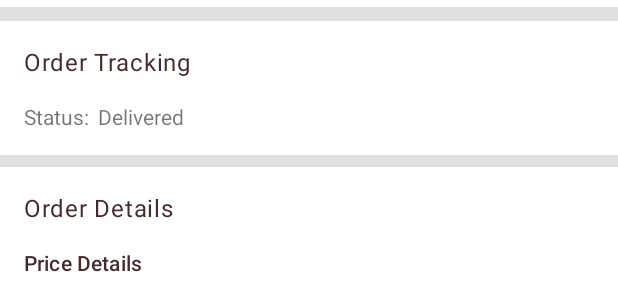
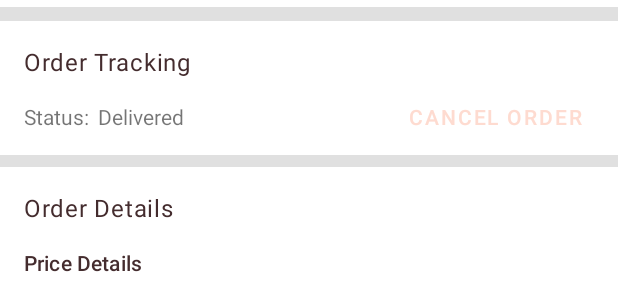
Before and after one commit to zaidyahya/NewApp, an Android app: the layout fragment_order_details.xml on its own in the app's theme, with its tools: preview values and no code run, on a phone screen of 412 x 824 dp. Shown: the part 613-913 px from the top of the screen. Run offline under Robolectric (Android 15) with nearby library versions, the phone set to English and light mode, and no system bars.

Commit message:
Cancel Order added. Restructure of OrderViewModel & logic for status filtering. [2]

```diff
--- a/app/src/main/res/layout/fragment_order_details.xml
+++ b/app/src/main/res/layout/fragment_order_details.xml
@@ -188,9 +188,8 @@
                 app:layout_constraintEnd_toEndOf="@id/guideline_right"
                 app:layout_constraintBaseline_toBaselineOf="@id/text_view_status_value"
                 style="?attr/borderlessButtonStyle"
-                android:visibility="gone"
                 android:minHeight="0dp"
-                android:text="Cancel" />
+                android:text="Cancel Order" />
 
             <View
                 android:id="@+id/od_margin_horizontal_100"
```
